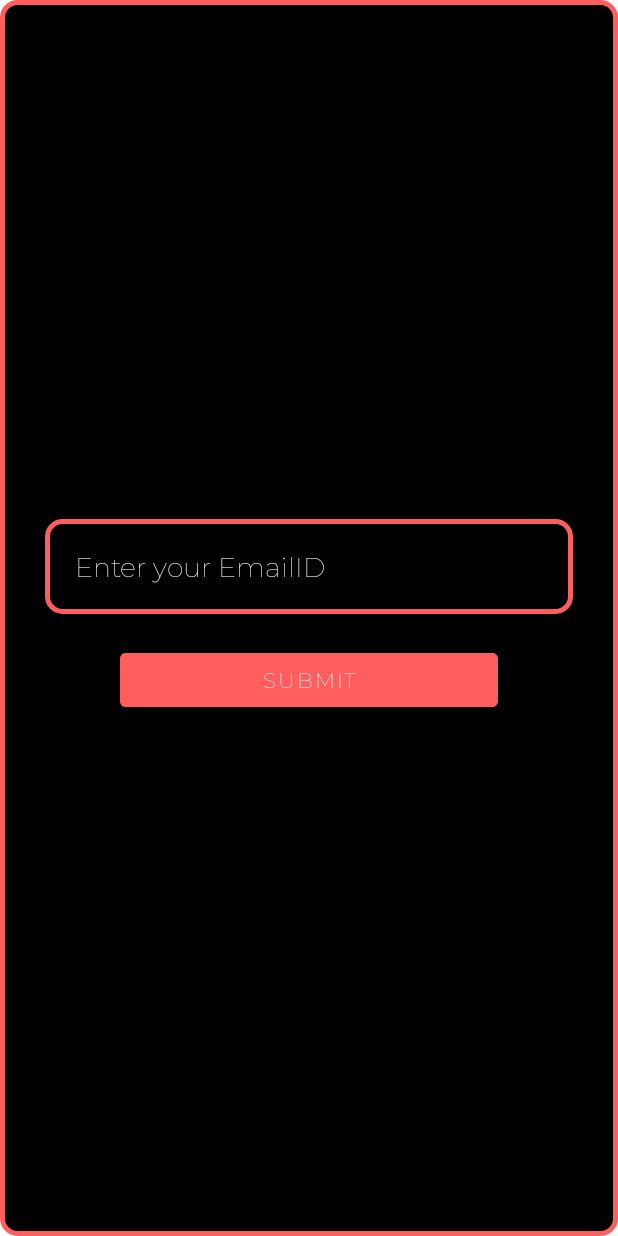
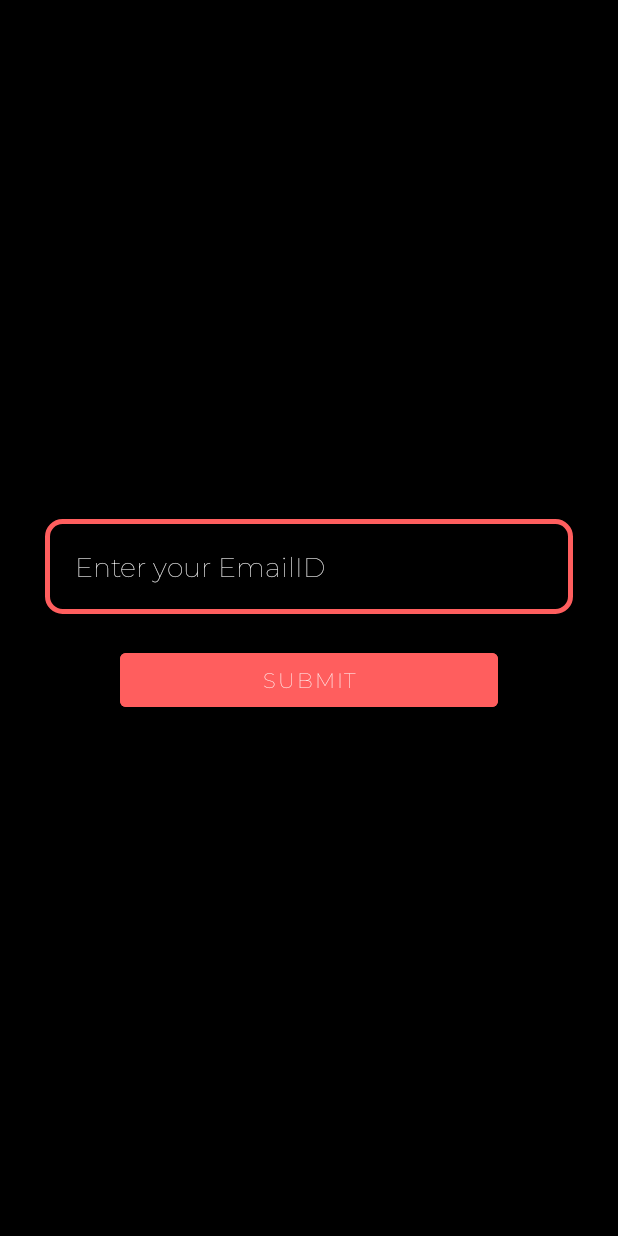
Before and after one commit to Ishani2014/Gym_Zone, an Android app: the layout raw_fp.xml on its own in the app's theme, with its tools: preview values and no code run, on a phone screen of 412 x 824 dp. Run offline under Robolectric (Android 15) with nearby library versions, the phone set to English and light mode, and no system bars.

Commit message:
nav_bar v1.10 3

```diff
--- a/app/src/main/res/layout/activity_login.xml
+++ b/app/src/main/res/layout/activity_login.xml
@@ -85,7 +85,7 @@
            android:textSize="15dp"
            android:gravity="right"
            android:layout_marginRight="30dp"
-           android:id="@+id/edt_password"
+           android:id="@+id/tv_forgot"
            />
 
         <Button
--- a/app/src/main/res/layout/raw_fp.xml
+++ b/app/src/main/res/layout/raw_fp.xml
@@ -2,7 +2,7 @@
     android:orientation="vertical"
     android:layout_width="match_parent"
     android:layout_height="match_parent"
-    android:background="@drawable/custom_border"
+    android:background="@color/black"
     android:gravity="center"
     android:padding="30dp">
     <EditText
@@ -11,6 +11,7 @@
         android:id="@+id/edt_email"
         android:padding="20dp"
         android:textColorHint="@color/white"
+        android:textColor="@color/white"
         android:fontFamily="@font/montserrat"
         android:hint="Enter your EmailID"
         android:background="@drawable/custom_border"/>
```
Also changed, not shown: app/src/main/java/com/example/myapplication3345/LoginActivity.java (+31 -2 lines).
